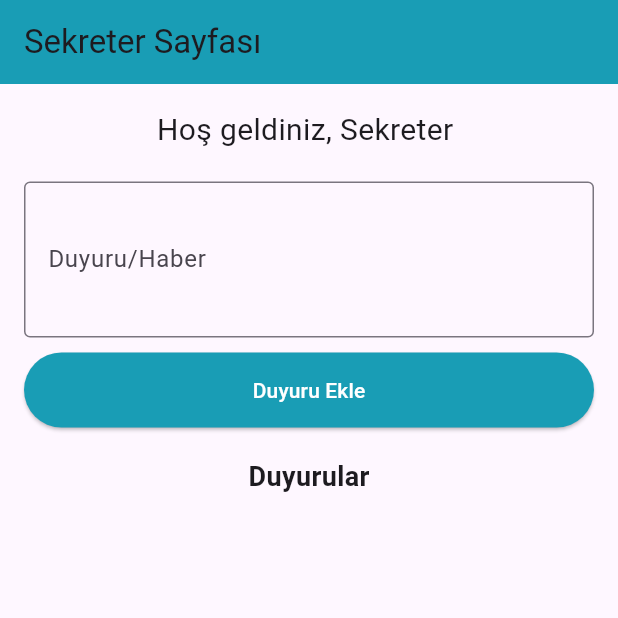
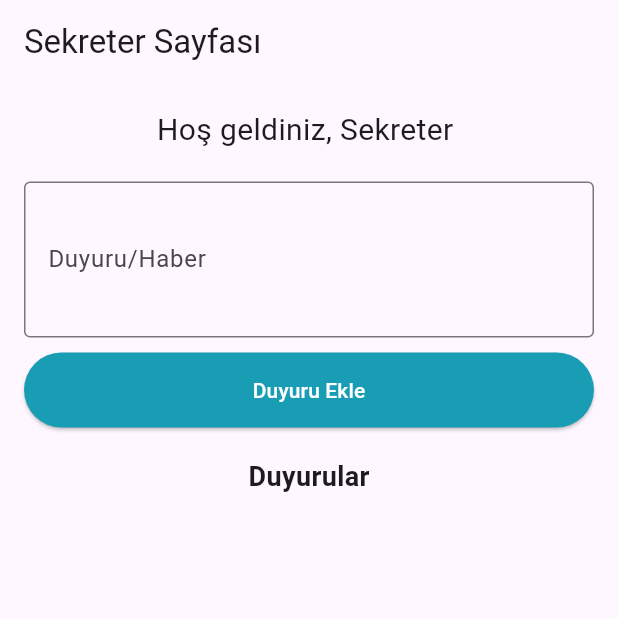
Before and after one commit to kaangr/Mobil-Programlama-devler-Projeler, a Flutter app: the SecretaryPage screen opened directly with empty values, on a phone screen of 412 x 824 dp, the top half of it. Run offline on Flutter 3.47's test engine with Material 3 defaults, Android fonts, the phone set to English and light mode, and no system bars.

```diff
--- a/obs_system/lib/pages/secretary_page.dart
+++ b/obs_system/lib/pages/secretary_page.dart
@@ -17,7 +17,7 @@ class _SecretaryPageState extends State<SecretaryPage> {
     return Scaffold(
       appBar: AppBar(
         title: const Text('Sekreter Sayfası'),
-        backgroundColor: const Color(0xFF199DB5),
+
       ),
       body: Padding(
         padding: const EdgeInsets.all(16.0),
--- a/obs_system/lib/pages/student_page.dart
+++ b/obs_system/lib/pages/student_page.dart
@@ -16,7 +16,7 @@ class _StudentPageState extends State<StudentPage> {
   @override
   Widget build(BuildContext context) {
     return Scaffold(
-      appBar: AppBar(title: const Text('Öğrenci Sayfası')),
+      appBar: AppBar(title: const Text('Öğrenci Sayfası'),), //renge bak
       body: Padding(
         padding: const EdgeInsets.all(16.0),
         child: Column(
--- a/obs_system/pubspec.yaml
+++ b/obs_system/pubspec.yaml
@@ -35,6 +35,8 @@ dependencies:
   # The following adds the Cupertino Icons font to your application.
   # Use with the CupertinoIcons class for iOS style icons.
   cupertino_icons: ^1.0.8
+  sqflite: ^2.4.0
+  path: ^1.9.0
 
 dev_dependencies:
   flutter_test:
```
Also changed, not shown: obs_system/data/database/database_helper/database_operations.dart (added), obs_system/pubspec.lock, 1 other file.
